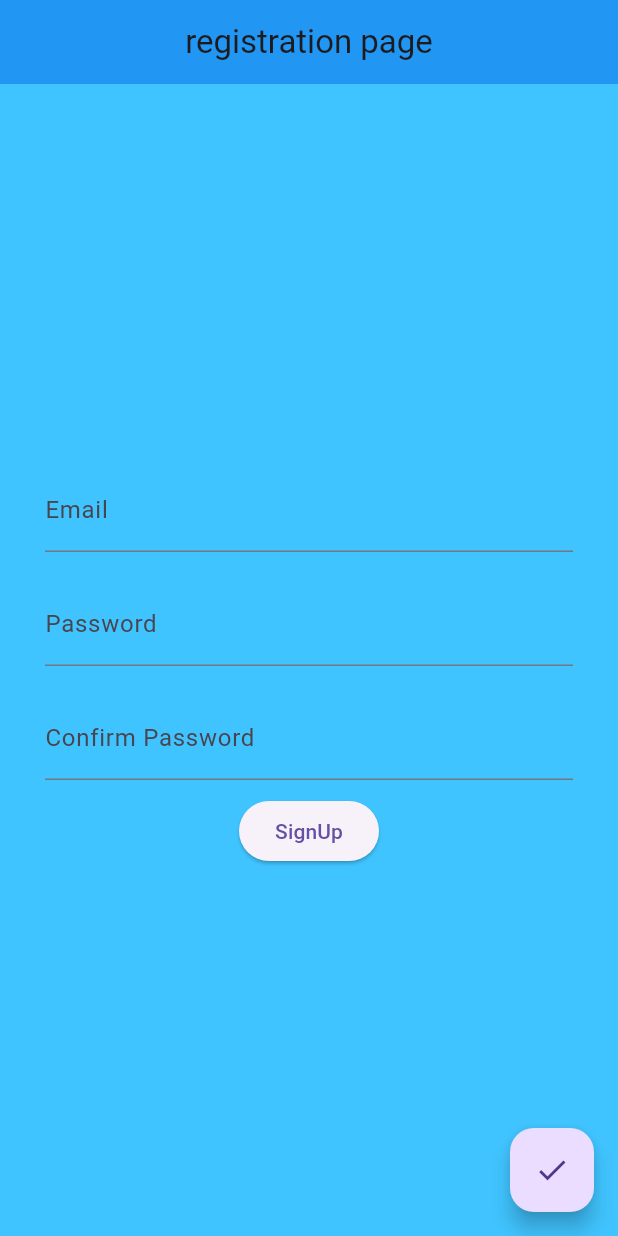
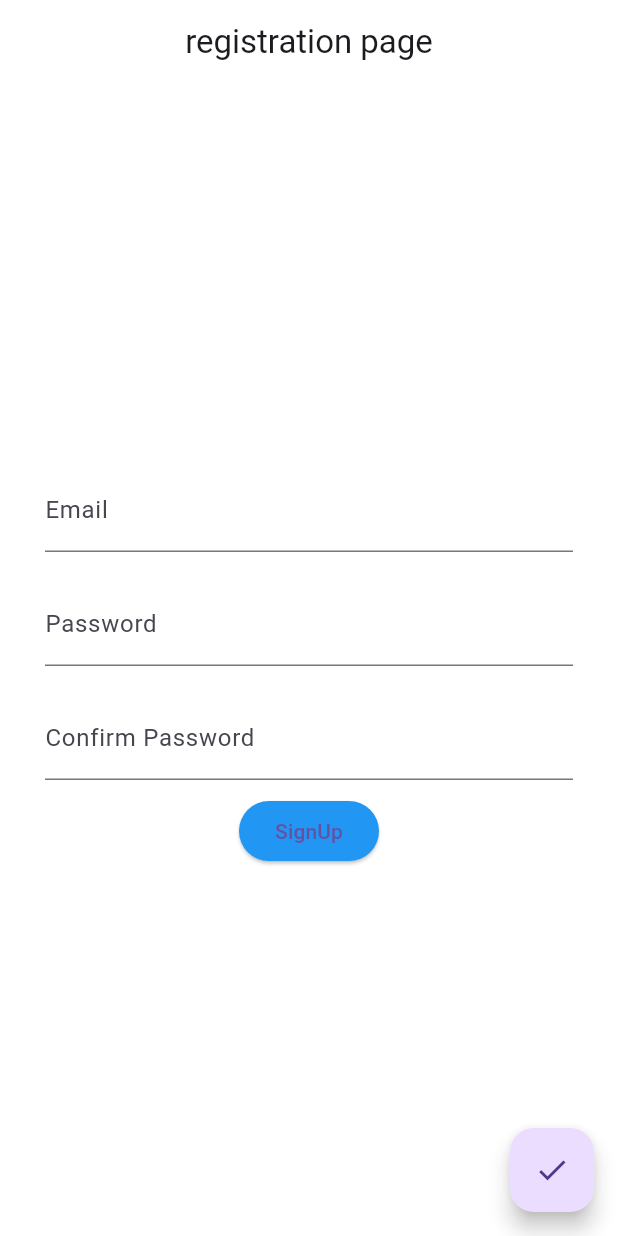
Before and after one commit to sanjay-padanilam/reg_login_ui, a Flutter app: the screen it shows after launch, on a phone screen of 412 x 824 dp. Run offline on Flutter 3.47's test engine with Material 3 defaults, Android fonts, the light colour scheme and no system bars; missing offline and left inert: dart:ffi.

Commit message:
colors remove

```diff
--- a/lib/view/loginpage/loginpage.dart
+++ b/lib/view/loginpage/loginpage.dart
@@ -26,9 +26,9 @@ class _LoginpageState extends State<Loginpage> {
         },
         child: Icon(Icons.check),
       ),
-      backgroundColor: Colors.lightBlueAccent,
+      backgroundColor: Colors.white,
       appBar: AppBar(
-        backgroundColor: Colors.blue,
+        backgroundColor: Colors.white,
         title: Text("login page"),
       ),
       body: Padding(
--- a/lib/view/registrationpage/registrationpage.dart
+++ b/lib/view/registrationpage/registrationpage.dart
@@ -15,9 +15,9 @@ class _RegistrationpageState extends State<Registrationpage> {
   @override
   Widget build(BuildContext context) {
     return Scaffold(
-      backgroundColor: Colors.lightBlueAccent,
+      backgroundColor: Colors.white,
       appBar: AppBar(
-        backgroundColor: Colors.blue,
+        backgroundColor: Colors.white,
         title: Text("registration page"),
         centerTitle: true,
       ),
@@ -100,6 +100,8 @@ class _RegistrationpageState extends State<Registrationpage> {
                 ),
               ),
               ElevatedButton(
+                  style: ButtonStyle(
+                      backgroundColor: WidgetStatePropertyAll(Colors.blue)),
                   onPressed: () {
                     setState(() {});
                     if (_FormKey.currentState!.validate()) {
```
